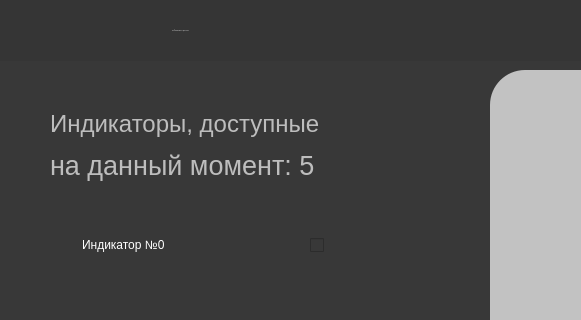
First picture: the form in UI/UI/indicator.ui, repository zerotonyq/MTCOLD, before the edit; both pictures show x 0 to 581 and y 0 to 320 of the 1066 by 742 pixel window.
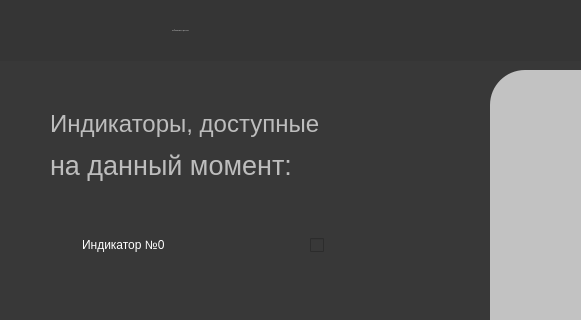
Second picture: the form after the edit. Icons and pictures are not drawn.

```diff
--- a/UI/UI/indicator.ui
+++ b/UI/UI/indicator.ui
@@ -232,7 +232,7 @@
     <enum>QFrame::Raised</enum>
    </property>
    <property name="text">
-    <string>&lt;html&gt;&lt;head/&gt;&lt;body&gt;&lt;p&gt;&lt;span style=&quot; font-size:18pt; color:#bdbdbd;&quot;&gt;Индикаторы, доступные &lt;/span&gt;&lt;/p&gt;&lt;p&gt;&lt;span style=&quot; font-size:20pt; color:#bdbdbd;&quot;&gt;на данный момент: 5 &lt;/span&gt;&lt;/p&gt;&lt;/body&gt;&lt;/html&gt;</string>
+    <string>&lt;html&gt;&lt;head/&gt;&lt;body&gt;&lt;p&gt;&lt;span style=&quot; font-size:18pt; color:#bdbdbd;&quot;&gt;Индикаторы, доступные &lt;/span&gt;&lt;/p&gt;&lt;p&gt;&lt;span style=&quot; font-size:20pt; color:#bdbdbd;&quot;&gt;на данный момент: &lt;/span&gt;&lt;/p&gt;&lt;/body&gt;&lt;/html&gt;</string>
    </property>
   </widget>
   <widget class="QLabel" name="label_4">
@@ -1384,8 +1384,8 @@
    </property>
    <property name="geometry">
     <rect>
-     <x>360</x>
-     <y>165</y>
+     <x>440</x>
+     <y>180</y>
      <width>31</width>
      <height>21</height>
     </rect>
```
Left out of the diff: 14 changed lines with no effect on the pictures.
